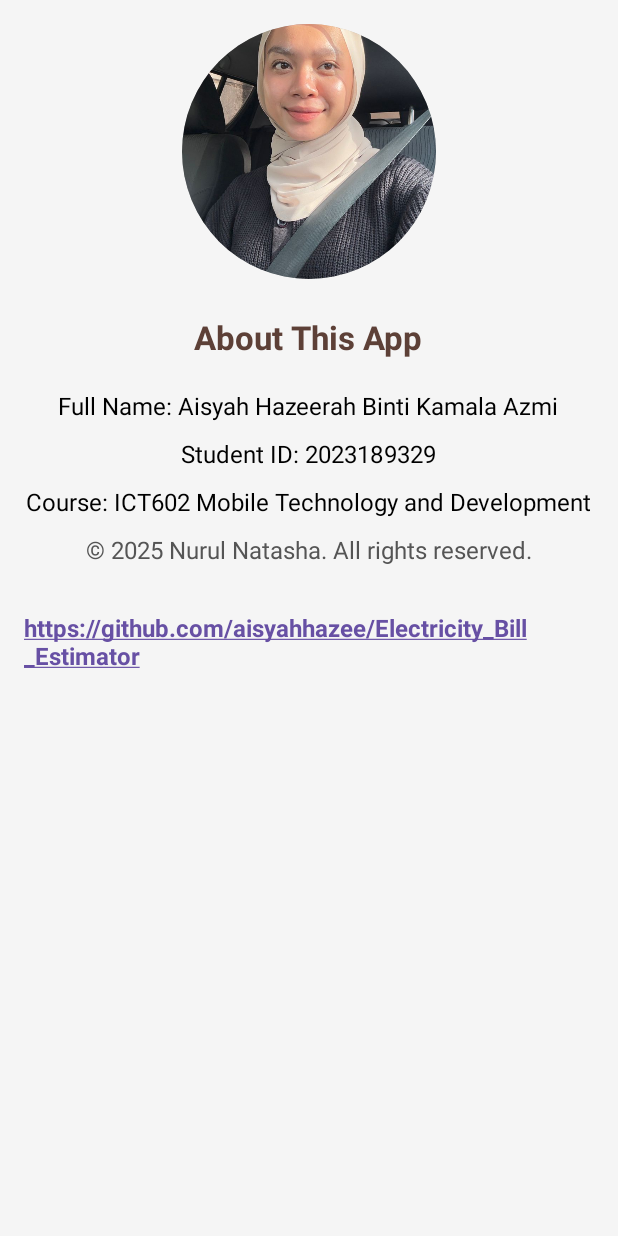
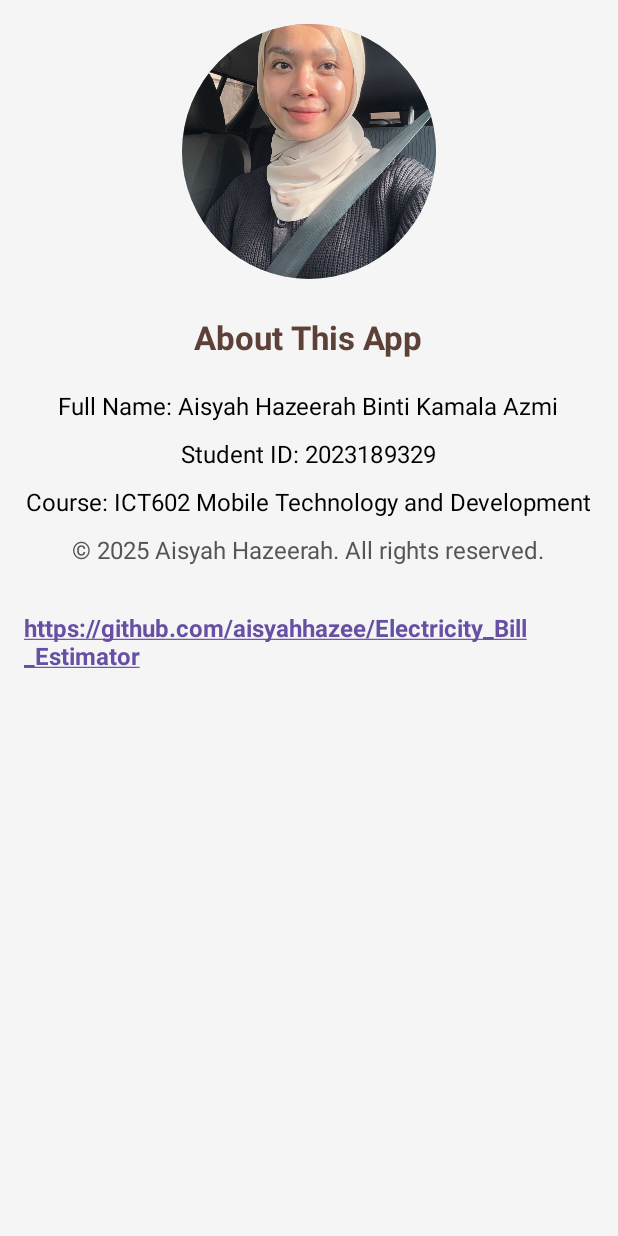
Before and after one commit to aisyahhazee/Electricity_Bill_Estimator, an Android app: the AboutActivity screen opened directly, with no data from a screen before it, on a phone screen of 412 x 824 dp. Run offline under Robolectric (Android 15) with nearby library versions, the phone set to English and light mode, and no system bars.

Commit message:
Merge remote-tracking branch 'origin/master'

```diff
--- a/app/src/main/res/values/strings.xml
+++ b/app/src/main/res/values/strings.xml
@@ -6,7 +6,7 @@
     <string name="full_name">Full Name: Aisyah Hazeerah Binti Kamala Azmi</string>
     <string name="student_id">Student ID: 2023189329</string>
     <string name="course">Course: ICT602 Mobile Technology and Development</string>
-    <string name="copyright">© 2025 Nurul Natasha. All rights reserved.</string>
+    <string name="copyright">© 2025 Aisyah Hazeerah. All rights reserved.</string>
     <string name="github_url">https://github.com/nurulnatasha/electricity-bill-estimator</string>
     <string name="github_link_text">Visit GitHub Repository</string>
 
```
